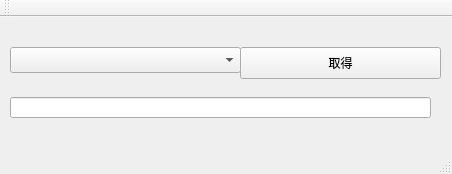
Above: Nicookie/nicookiemainwindow.ui from raccy/nicookie before the change. Below: the same form after it.
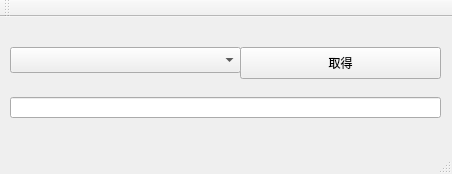
That is the form after the change.

Commit message: Safariもできた。

Diff of the .ui file:
```diff
--- a/Nicookie/nicookiemainwindow.ui
+++ b/Nicookie/nicookiemainwindow.ui
@@ -32,7 +32,7 @@
      <rect>
       <x>10</x>
       <y>80</y>
-      <width>421</width>
+      <width>431</width>
       <height>21</height>
      </rect>
     </property>
```
The commit also changes 2 other files.
